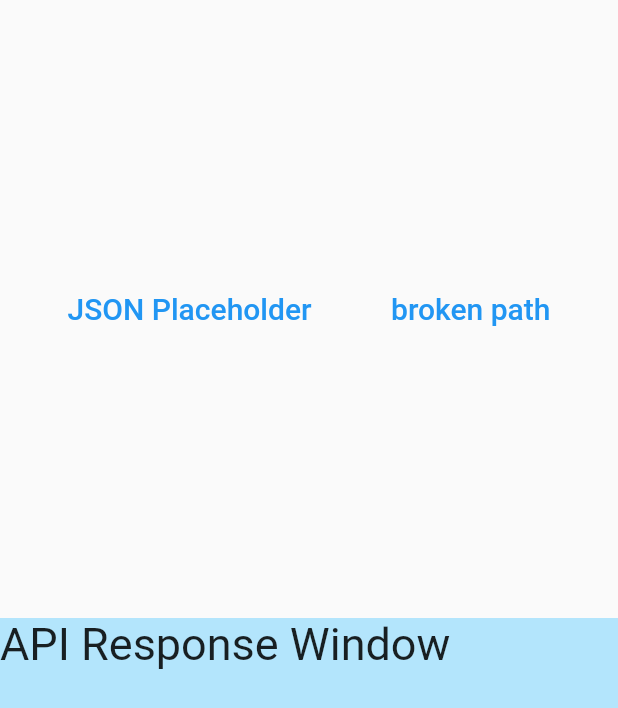
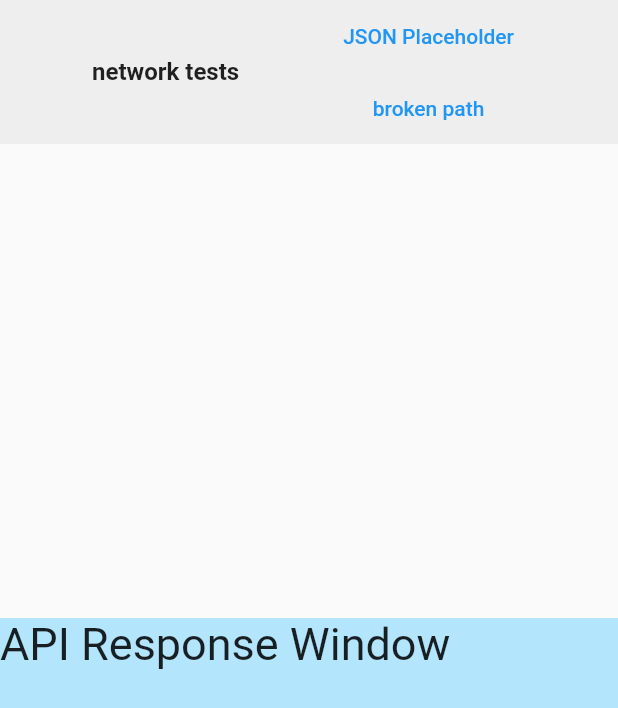
Before and after one commit to codetricity/custom_dart_package_tutorial, a Flutter app: the screen it shows after launch, on a phone screen of 412 x 824 dp. Shown: the top 708 px of the screen. Run offline on Flutter 3.47's test engine with Material 2 defaults, Android fonts, the phone set to English and light mode, and no system bars.

Commit message:
created button group template

```diff
--- /dev/null
+++ b/lib/gui_components/button_groups/network_tests.dart
@@ -0,0 +1,25 @@
+import 'package:flutter/material.dart';
+import 'package:theta_api_intro_tutorial/gui_components/button_templates/button_group.dart';
+import 'package:theta_api_intro_tutorial/gui_components/button_templates/request_button.dart';
+import 'package:theta_connection/theta_connection.dart';
+
+class NetworkTests extends StatelessWidget {
+  const NetworkTests({
+    Key? key,
+  }) : super(key: key);
+
+  @override
+  Widget build(BuildContext context) {
+    var buttonList = [
+      RequestButton(
+        apiRequest: jsonPlaceholder,
+        label: 'JSON Placeholder',
+      ),
+      RequestButton(apiRequest: brokenPath, label: 'broken path'),
+    ];
+    return ButtonGroup(
+        color: Colors.grey[200],
+        buttonList: buttonList,
+        groupLabel: 'network tests');
+  }
+}
--- /dev/null
+++ b/lib/gui_components/button_templates/button_group.dart
@@ -0,0 +1,35 @@
+import 'package:flutter/material.dart';
+import 'package:theta_api_intro_tutorial/gui_components/button_templates/request_button.dart';
+import 'package:theta_connection/theta_connection.dart';
+
+class ButtonGroup extends StatelessWidget {
+  const ButtonGroup({
+    Key? key,
+    required this.color,
+    required this.buttonList,
+    required this.groupLabel,
+  }) : super(key: key);
+
+  final Color? color;
+  final List<RequestButton> buttonList;
+  final String groupLabel;
+
+  @override
+  Widget build(BuildContext context) {
+    return Container(
+      color: color,
+      child: Row(
+        mainAxisAlignment: MainAxisAlignment.spaceEvenly,
+        children: [
+          Text(
+            groupLabel,
+            style: TextStyle(fontWeight: FontWeight.bold, fontSize: 16),
+          ),
+          Column(
+            children: buttonList,
+          ),
+        ],
+      ),
+    );
+  }
+}
--- a/lib/gui_components/request_button.dart
+++ b/lib/gui_components/button_templates/request_button.dart
@@ -18,7 +18,6 @@ class RequestButton extends StatelessWidget {
       },
       child: Text(
         label,
-        style: TextStyle(fontSize: 20),
       ),
     );
   }
--- a/lib/gui_sections/button_window.dart
+++ b/lib/gui_sections/button_window.dart
@@ -1,6 +1,5 @@
 import 'package:flutter/material.dart';
-import 'package:theta_api_intro_tutorial/gui_components/request_button.dart';
-import 'package:theta_connection/theta_connection.dart';
+import '../gui_components/button_groups/network_tests.dart';
 
 class ButtonWindow extends StatelessWidget {
   const ButtonWindow({
@@ -11,14 +10,9 @@ class ButtonWindow extends StatelessWidget {
   Widget build(BuildContext context) {
     return Expanded(
       flex: 2,
-      child: Row(
-        mainAxisAlignment: MainAxisAlignment.spaceEvenly,
+      child: ListView(
         children: [
-          RequestButton(
-            apiRequest: jsonPlaceholder,
-            label: 'JSON Placeholder',
-          ),
-          RequestButton(apiRequest: brokenPath, label: 'broken path'),
+          NetworkTests(),
         ],
       ),
     );
--- a/lib/main.dart
+++ b/lib/main.dart
@@ -16,6 +16,7 @@ class MyApp extends StatelessWidget {
   @override
   Widget build(BuildContext context) {
     return MaterialApp(
+      debugShowCheckedModeBanner: false,
       home: HomeScreen(),
     );
   }
--- a/packages/theta_connection/lib/common/request.dart
+++ b/packages/theta_connection/lib/common/request.dart
@@ -1,6 +1,7 @@
 import 'package:http/http.dart' as http;
 
 const Map emptyBody = {};
+String domain = '192.168.1.1';
 
 Future<String> request(Uri uri,
     {String method = 'post', Map<dynamic, dynamic> body = emptyBody}) async {
--- /dev/null
+++ b/packages/theta_connection/lib/protocols/info.dart
@@ -0,0 +1,7 @@
+part of '../theta_connection.dart';
+
+Future<String> info() async {
+  Uri uri = Uri.https(theta.domain, 'osc/info');
+
+  return await theta.request(uri, method: 'get');
+}
--- a/packages/theta_connection/lib/theta_connection.dart
+++ b/packages/theta_connection/lib/theta_connection.dart
@@ -2,5 +2,10 @@ library theta_connection;
 
 import 'common/request.dart' as theta;
 
+// network tests
 part 'network_tests/json_placeholder.dart';
 part 'network_tests/broken_path.dart';
+
+// protocols
+
+part 'protocols/info.dart';
```
